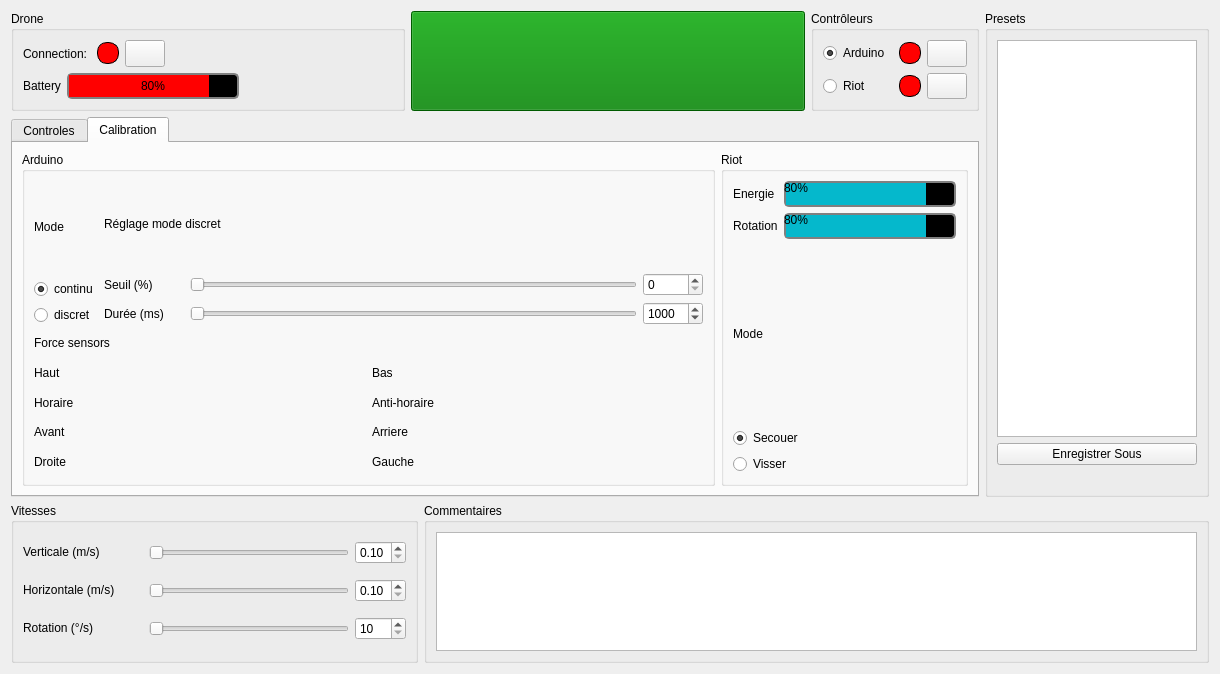
First picture: the form in Candyfly/candy_UI.ui, repository jeremie-garcia/candyfly, before the edit.
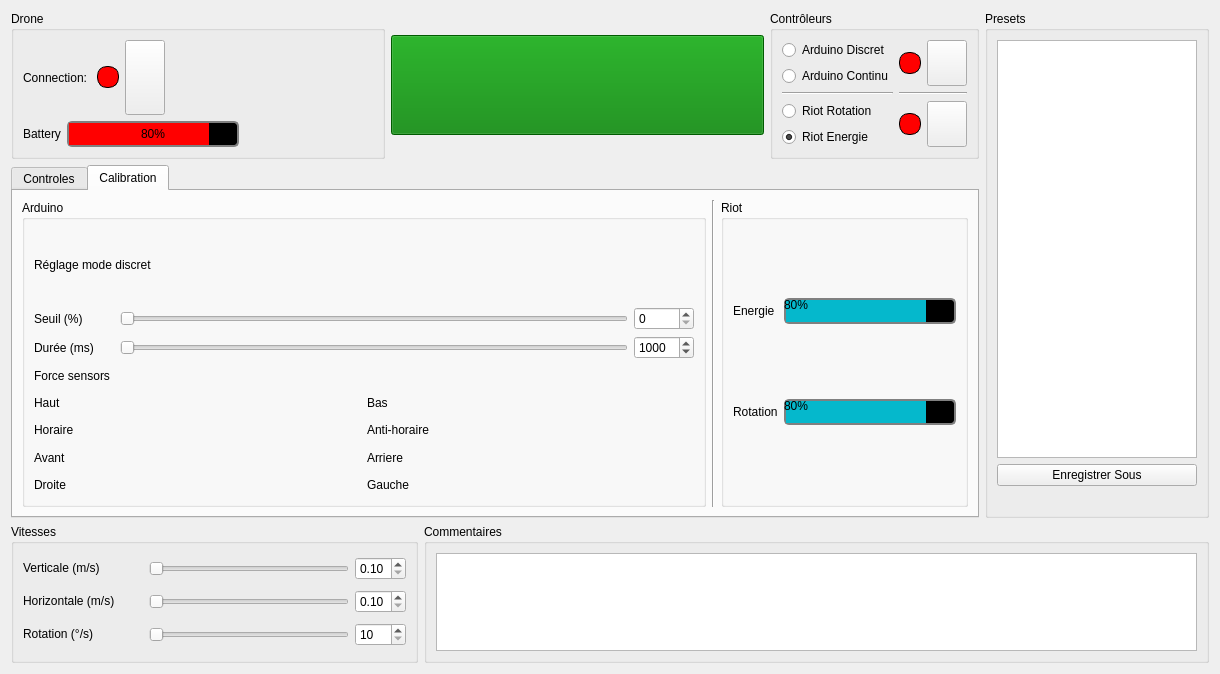
Second picture: the form after the edit. The open tabs and pages were chosen to show the change. Icons and pictures are not drawn.

Commit message: update with working riot Modes and some bug fix

Diff of the .ui file:
```diff
--- a/Candyfly/candy_UI.ui
+++ b/Candyfly/candy_UI.ui
@@ -189,26 +189,113 @@
            </property>
            <layout class="QVBoxLayout" name="verticalLayout_5">
             <item>
+             <layout class="QHBoxLayout" name="horizontalLayout_16">
+              <property name="spacing">
+               <number>-1</number>
+              </property>
+              <property name="rightMargin">
+               <number>0</number>
+              </property>
+              <property name="bottomMargin">
+               <number>0</number>
+              </property>
+              <item>
+               <layout class="QVBoxLayout" name="verticalLayout_2">
+                <property name="bottomMargin">
+                 <number>0</number>
+                </property>
+                <item>
+                 <widget class="QRadioButton" name="arduino_discrete_radio">
+                  <property name="minimumSize">
+                   <size>
+                    <width>70</width>
+                    <height>0</height>
+                   </size>
+                  </property>
+                  <property name="text">
+                   <string>Arduino Discret</string>
+                  </property>
+                  <property name="checked">
+                   <bool>false</bool>
+                  </property>
+                  <attribute name="buttonGroup">
+                   <string notr="true">control_group</string>
+                  </attribute>
+                 </widget>
+                </item>
+                <item>
+                 <widget class="QRadioButton" name="arduino_continous_radio">
+                  <property name="minimumSize">
+                   <size>
+                    <width>70</width>
+                    <height>0</height>
+                   </size>
+                  </property>
+                  <property name="text">
+                   <string>Arduino Continu</string>
+                  </property>
+                  <property name="checked">
+                   <bool>false</bool>
+                  </property>
+                  <attribute name="buttonGroup">
+                   <string notr="true">control_group</string>
+                  </attribute>
+                 </widget>
+                </item>
+                <item>
+                 <widget class="Line" name="line_3">
+                  <property name="orientation">
+                   <enum>Qt::Horizontal</enum>
+                  </property>
+                 </widget>
+                </item>
+                <item>
+                 <widget class="QRadioButton" name="riot_spin_radio">
+                  <property name="minimumSize">
+                   <size>
+                    <width>70</width>
+                    <height>0</height>
+                   </size>
+                  </property>
+                  <property name="text">
+                   <string>Riot Rotation</string>
+                  </property>
+                  <attribute name="buttonGroup">
+                   <string notr="true">control_group</string>
+                  </attribute>
+                 </widget>
+                </item>
+                <item>
+                 <widget class="QRadioButton" name="riot_energy_radio">
+                  <property name="minimumSize">
+                   <size>
+                    <width>70</width>
+                    <height>0</height>
+                   </size>
+                  </property>
+                  <property name="text">
+                   <string>Riot Energie</string>
+                  </property>
+                  <property name="checked">
+                   <bool>true</bool>
+                  </property>
+                  <attribute name="buttonGroup">
+                   <string notr="true">control_group</string>
+                  </attribute>
+                 </widget>
+                </item>
+               </layout>
+              </item>
+              <item>
+               <layout class="QVBoxLayout" name="verticalLayout_10">
+                <property name="rightMargin">
+                 <number>0</number>
+                </property>
+                <property name="bottomMargin">
+                 <number>0</number>
+                </property>
+                <item>
              <layout class="QHBoxLayout" name="horizontalLayout_7">
-              <item>
-               <widget class="QRadioButton" name="arduino_radio_btn">
-                <property name="minimumSize">
-                 <size>
-                  <width>70</width>
-                  <height>0</height>
-                 </size>
-                </property>
-                <property name="text">
-                 <string>Arduino</string>
-                </property>
-                <property name="checked">
-                 <bool>true</bool>
-                </property>
-                <attribute name="buttonGroup">
-                 <string notr="true">control_group</string>
-                </attribute>
-               </widget>
-              </item>
               <item>
                <widget class="QLabel" name="arduino_status_lbl">
                 <property name="styleSheet">
@@ -245,24 +332,15 @@
               </item>
              </layout>
             </item>
+                <item>
+                 <widget class="Line" name="line_4">
+                  <property name="orientation">
+                   <enum>Qt::Horizontal</enum>
+                  </property>
+                 </widget>
+                </item>
             <item>
              <layout class="QHBoxLayout" name="horizontalLayout_8">
-              <item>
-               <widget class="QRadioButton" name="riot_radio_btn">
-                <property name="minimumSize">
-                 <size>
-                  <width>70</width>
-                  <height>0</height>
-                 </size>
-                </property>
-                <property name="text">
-                 <string>Riot</string>
-                </property>
-                <attribute name="buttonGroup">
-                 <string notr="true">control_group</string>
-                </attribute>
-               </widget>
-              </item>
               <item>
                <widget class="QLabel" name="riot_status_lbl">
                 <property name="styleSheet">
@@ -300,6 +378,10 @@
              </layout>
             </item>
            </layout>
+              </item>
+             </layout>
+            </item>
+           </layout>
           </widget>
          </item>
         </layout>
@@ -367,40 +449,6 @@
              <layout class="QVBoxLayout" name="verticalLayout_12">
               <item>
                <layout class="QHBoxLayout" name="horizontalLayout_15">
-                <item>
-                 <layout class="QVBoxLayout" name="verticalLayout_2">
-                  <item>
-                   <widget class="QLabel" name="label_16">
-                    <property name="text">
-                     <string>Mode</string>
-                    </property>
-                   </widget>
-                  </item>
-                  <item>
-                   <widget class="QRadioButton" name="arduino_mode_continuous">
-                    <property name="text">
-                     <string>continu</string>
-                    </property>
-                    <property name="checked">
-                     <bool>true</bool>
-                    </property>
-                    <attribute name="buttonGroup">
-                     <string notr="true">arduino_mode_group</string>
-                    </attribute>
-                   </widget>
-                  </item>
-                  <item>
-                   <widget class="QRadioButton" name="arduino_mode_discrete">
-                    <property name="text">
-                     <string>discret</string>
-                    </property>
-                    <attribute name="buttonGroup">
-                     <string notr="true">arduino_mode_group</string>
-                    </attribute>
-                   </widget>
-                  </item>
-                 </layout>
-                </item>
                 <item>
                  <layout class="QVBoxLayout" name="verticalLayout_7">
                   <item>
@@ -631,6 +679,13 @@
              </layout>
             </widget>
            </item>
+           <item>
+            <widget class="Line" name="line">
+             <property name="orientation">
+              <enum>Qt::Vertical</enum>
+             </property>
+            </widget>
+           </item>
            <item>
             <widget class="QGroupBox" name="riot">
              <property name="sizePolicy">
@@ -721,36 +776,6 @@
                 </item>
                </layout>
               </item>
-              <item>
-               <widget class="QLabel" name="label_19">
-                <property name="text">
-                 <string>Mode</string>
-                </property>
-               </widget>
-              </item>
-              <item>
-               <widget class="QRadioButton" name="riot_mode_shake">
-                <property name="text">
-                 <string>Secouer</string>
-                </property>
-                <property name="checked">
-                 <bool>true</bool>
-                </property>
-                <attribute name="buttonGroup">
-                 <string notr="true">riot_mode_group</string>
-                </attribute>
-               </widget>
-              </item>
-              <item>
-               <widget class="QRadioButton" name="riot_mode_spin">
-                <property name="text">
-                 <string>Visser</string>
-                </property>
-                <attribute name="buttonGroup">
-                 <string notr="true">riot_mode_group</string>
-                </attribute>
-               </widget>
-              </item>
              </layout>
             </widget>
            </item>
```
Left out of the diff: 2 changed lines with no effect on the pictures. Lines whose indentation alone changed are shown as unchanged. The commit also changes 7 other files.
